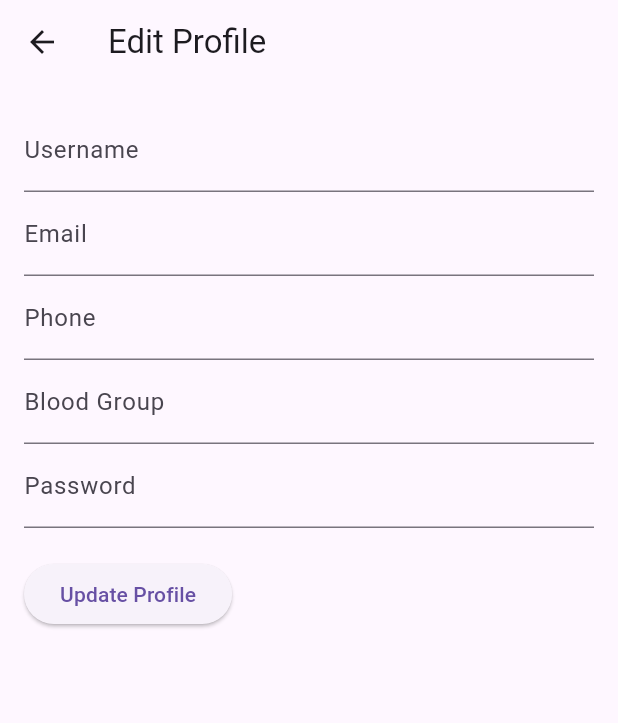
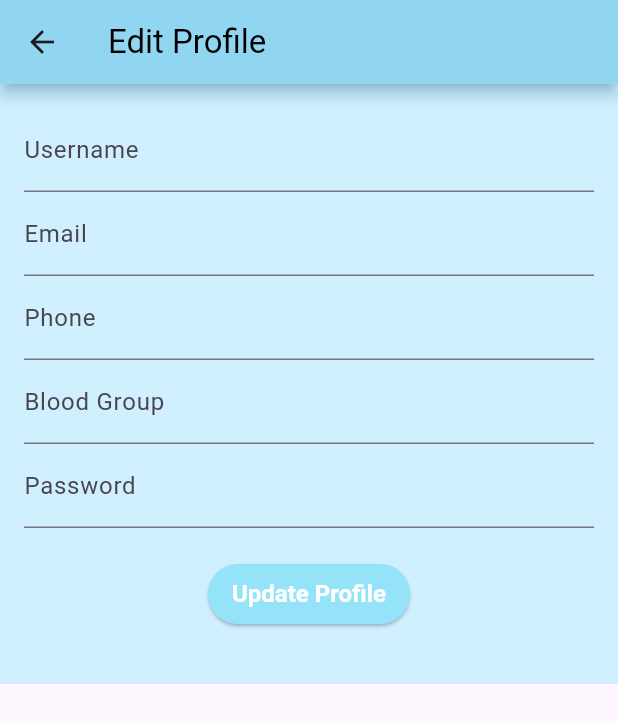
Before and after one commit to akashghosh20/meal-app, a Flutter app: the HomeScreen screen opened directly, item 3 of the bottom bar chosen, after a tap on "Edit Profile", on a phone screen of 412 x 824 dp. Shown: the top 723 px of the screen. Run offline on Flutter 3.47's test engine with Material 3 defaults, Android fonts, the phone set to English and light mode, and no system bars; our stand-ins replace curved_labeled_navigation_bar, dropdown_search, fl_chart, getwidget, image_picker, pdf and 3 more; accounts and stored records are empty; network calls fail.

Commit message:
Student UI complete

```diff
--- a/lib/Account.dart
+++ b/lib/Account.dart
@@ -126,7 +126,7 @@ class _AccountPageState extends State<AccountPage> {
             ),
             Expanded(
               child: filteredMealData.isEmpty
-                  ? Center(child: GFLoader(type: GFLoaderType.square,))
+                  ? Center(child: GFLoader(type: GFLoaderType.circle,))
                   : SingleChildScrollView(
                       scrollDirection: Axis.horizontal,
                       child: DataTable(
--- a/lib/EdituserProfile.dart
+++ b/lib/EdituserProfile.dart
@@ -101,9 +101,14 @@ class _EditProfileScreenState extends State<EditProfileScreen> {
   Widget build(BuildContext context) {
     return Scaffold(
       appBar: AppBar(
-        title: Text('Edit Profile'),
+        title: Text('Edit Profile', style: TextStyle(color: Colors.black),),
+        backgroundColor:const Color.fromARGB(255, 148, 227, 249),
+        shadowColor: Colors.lightBlueAccent[100],
+        elevation: 4,
       ),
-      body: _isLoading
+      body: Container(
+        color: const Color.fromARGB(255, 208, 239, 255),
+        child: _isLoading
             ? Center(child: CircularProgressIndicator())
             : Padding(
                 padding: const EdgeInsets.all(16.0),
@@ -146,9 +151,16 @@ class _EditProfileScreenState extends State<EditProfileScreen> {
                         ),
 
                         SizedBox(height: 20),
-                      ElevatedButton(
+                        Center(
+                          child: ElevatedButton(
                             onPressed: _updateProfile,
-                        child: Text('Update Profile'),
+                            child: Text('Update Profile', style: TextStyle(color: Colors.white),),
+                            style: ElevatedButton.styleFrom(
+                              backgroundColor: const Color.fromARGB(255, 148, 227, 249), // Updated parameter
+                              padding: EdgeInsets.symmetric(horizontal: 16),
+                              textStyle: TextStyle(fontSize: 16, fontWeight: FontWeight.bold),
+                            ),
+                          ),
                         ),
                         SizedBox(height: 20),
                         if (_message.isNotEmpty)
@@ -165,6 +177,7 @@ class _EditProfileScreenState extends State<EditProfileScreen> {
                   ),
                 ),
               ),
+      ),
     );
   }
 }
--- a/lib/HomeScreen.dart
+++ b/lib/HomeScreen.dart
@@ -3,6 +3,7 @@ import 'dart:io';
 
 import 'package:curved_labeled_navigation_bar/curved_navigation_bar.dart';
 import 'package:curved_labeled_navigation_bar/curved_navigation_bar_item.dart';
+import 'package:fl_chart/fl_chart.dart';
 import 'package:flutter/material.dart';
 import 'package:getwidget/getwidget.dart';
 import 'package:http/http.dart' as http;
@@ -170,7 +171,7 @@ class _HomeScreenState extends State<HomeScreen> {
       future: _managerLists,
       builder: (context, snapshot) {
         if (snapshot.connectionState == ConnectionState.waiting) {
-          return Center(child: GFLoader(type: GFLoaderType.square));
+          return Center(child: GFLoader(type: GFLoaderType.circle));
         } else if (snapshot.hasError) {
           return Center(child: Text('Error: ${snapshot.error}'));
         } else if (!snapshot.hasData || snapshot.data!.isEmpty) {
@@ -213,11 +214,13 @@ class _HomeScreenState extends State<HomeScreen> {
           height: 200,
           width: double.infinity,
           decoration: BoxDecoration(
+            color: Colors.transparent,
             image: DecorationImage(
               image: AssetImage('Assets/avatar.png'), // Placeholder cover photo
               fit: BoxFit.cover,
             ),
             borderRadius: BorderRadius.circular(8),
+
           ),
         ),
         SizedBox(height: 16),
@@ -282,14 +285,35 @@ class _HomeScreenState extends State<HomeScreen> {
           ],
         ),
         SizedBox(height: 20),
-        ElevatedButton(
+        Center(
+          child: ElevatedButton(
             onPressed: () {
               Navigator.push(
                 context,
                 MaterialPageRoute(builder: (context) => EditProfileScreen()),
               );
             },
-          child: Text('Edit Profile'),
+            child: Text('Edit Profile', style: TextStyle(color: Colors.black),),
+            style: ElevatedButton.styleFrom(
+                  backgroundColor: const Color.fromARGB(255, 148, 227, 249), // Updated parameter
+                  padding: EdgeInsets.symmetric(horizontal: 16),
+                  textStyle: TextStyle(fontSize: 14, fontWeight: FontWeight.bold),
+                ),
+          ),
+        ),
+        Center(
+          child: ElevatedButton(
+            onPressed: () {
+              Navigator.pushNamedAndRemoveUntil(
+                    context, '/login', (route) => false);
+            },
+            child: Text('Log Out', style: TextStyle(color: Colors.black),),
+            style: ElevatedButton.styleFrom(
+                  backgroundColor: const Color.fromARGB(255, 148, 227, 249), // Updated parameter
+                  padding: EdgeInsets.symmetric(horizontal: 16),
+                  textStyle: TextStyle(fontSize: 14, fontWeight: FontWeight.bold),
+                ),
+          ),
         ),
         SizedBox(height: 20),
         if (_message.isNotEmpty)
@@ -333,6 +357,14 @@ class _HomeScreenState extends State<HomeScreen> {
                 Text('Room No: ${mealData['roomno'] ?? 'N/A'}', style: TextStyle(fontSize: 16)),
                 Text('Manager Name: ${mealData['managername'] ?? 'N/A'}', style: TextStyle(fontSize: 16)),
                 SizedBox(height: 20),
+                Divider(
+                  height: 10,
+                  thickness: 2,
+                  indent: 10,
+                  endIndent: 10,
+                  color: Colors.black38,
+                ),
+                SizedBox(height: 20,),
                 Text('Meal Dates:', style: TextStyle(fontSize: 18, fontWeight: FontWeight.bold)),
                 ...mealData.keys.where((key) {
                   final regex = RegExp(r'\d{4}-\d{2}-\d{2}');
@@ -340,11 +372,13 @@ class _HomeScreenState extends State<HomeScreen> {
                 }).map((date) {
                   int mealCount = int.tryParse(mealData[date]) ?? 0;
 
-                  return ListTile(
+                  return Card(
+                    child: ListTile(
                       title: Text(date),
                       trailing: Text(mealCount == 0 ? 'OFF' : mealCount == 1 ? 'ON' : mealCount.toString()),
+                    ),
                   );
-                }).toList(),
+                }),
               ],
             );
           } else {
@@ -372,23 +406,28 @@ class _HomeScreenState extends State<HomeScreen> {
   Widget build(BuildContext context) {
     return Scaffold(
       appBar: AppBar(
+        backgroundColor:const Color.fromARGB(255, 148, 227, 249),
+        shadowColor: Colors.lightBlueAccent[100],
+        elevation: 4,
         centerTitle: true,
-        backgroundColor: Colors.blue,
         title: Column(
-          crossAxisAlignment: CrossAxisAlignment.start,
+          crossAxisAlignment: CrossAxisAlignment.center,
           children: [
             if (name != null) Text(name!),
             if (role != null) Text('Role: $role'),
           ],
         ),
       ),
-      body: _getBodyWidget(),
+      body: Container(
+        color: const Color.fromARGB(255, 208, 239, 255),
+        child: _getBodyWidget()
+      ),
       bottomNavigationBar: CurvedNavigationBar(
         index: _selectedIndex,
         onTap: _onTabTapped,
         items: <CurvedNavigationBarItem>[
           CurvedNavigationBarItem(
-            child: Icon(Icons.home, size: 30),
+            child: Icon(Icons.home, size: 30,),
             label: 'Home',
           ),
           CurvedNavigationBarItem(
@@ -400,8 +439,8 @@ class _HomeScreenState extends State<HomeScreen> {
             label: 'Profile',
           ),
         ],
-        color: Colors.blue,
-        backgroundColor: Colors.white,
+        color: const Color.fromARGB(255, 148, 227, 249),
+        backgroundColor: const Color.fromARGB(255, 208, 239, 255),
         height: 60.0,
       ),
     );
```
Also changed, not shown: lib/ManagerDetailScreen.dart (+9 -3 lines), lib/PeopleScreen.dart (+8 -2 lines). Lines whose indentation alone changed are shown as unchanged.
